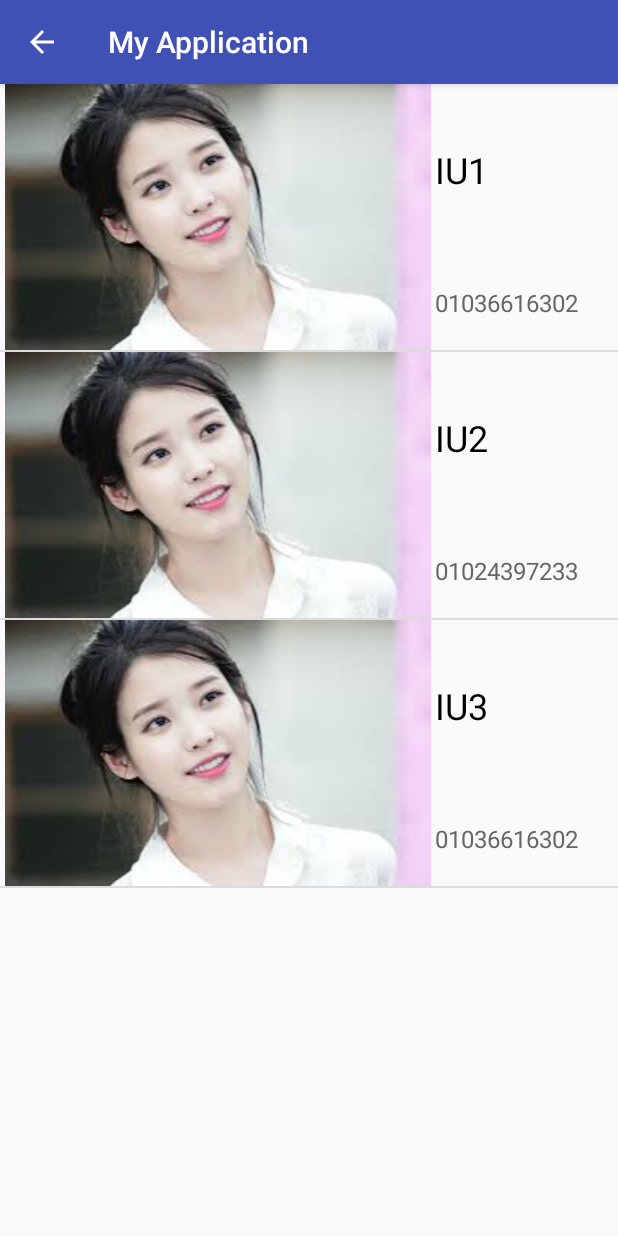
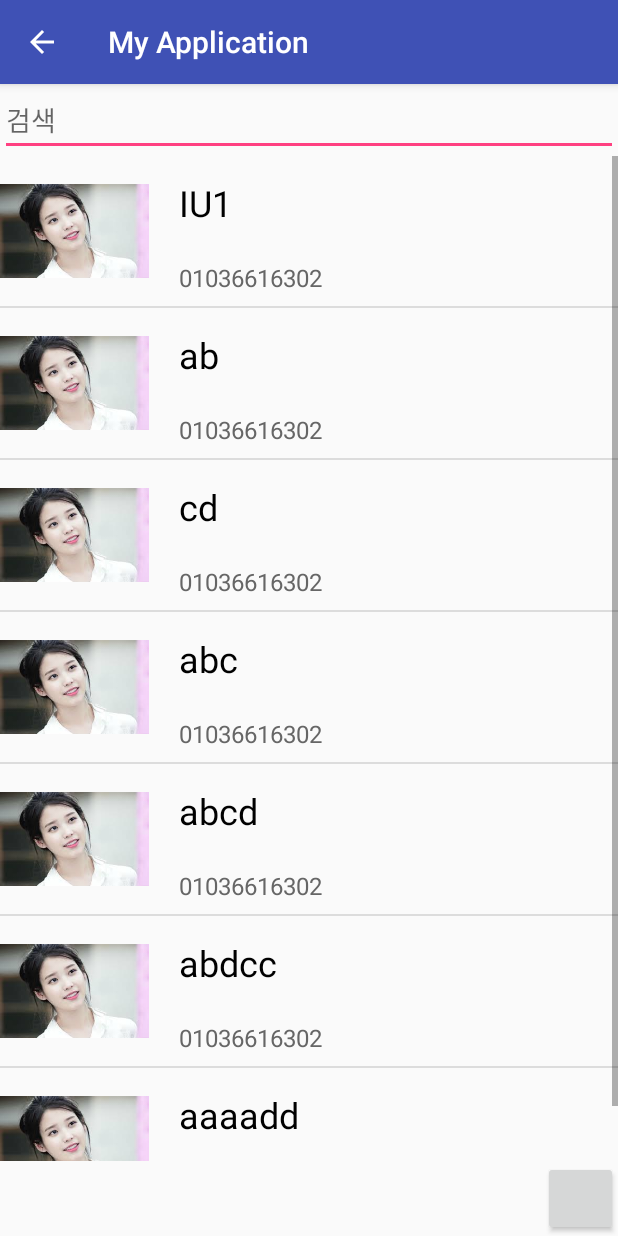
Before and after one commit to jaeyoung0909/CS496_project1, an Android app: the PhoneNumber screen opened directly, with no data from a screen before it, on a phone screen of 412 x 824 dp. Run offline under Robolectric (Android 15) with nearby library versions, the phone set to English and light mode, and no system bars.

Commit message:
jihoon's A part

```diff
--- a/ThreeTab/app/src/main/java/com/example/user/myapplication/ListViewAdapter.java
+++ b/ThreeTab/app/src/main/java/com/example/user/myapplication/ListViewAdapter.java
@@ -1,33 +1,45 @@
 package com.example.user.myapplication; /**
  * Created by user on 2017-12-26.
  */
-
 import android.content.Context;
 import android.graphics.drawable.Drawable;
+import android.renderscript.Sampler;
+import android.text.Layout;
 import android.view.LayoutInflater;
 import android.view.View;
 import android.view.ViewGroup;
 import android.widget.BaseAdapter;
 import android.widget.ImageView;
+import android.widget.ListView;
 import android.widget.TextView;
 
+import org.w3c.dom.Text;
+
 import java.util.ArrayList;
+import java.util.List;
 
 public class ListViewAdapter extends BaseAdapter {
-    private ArrayList<ListViewItem> listViewItemList = new ArrayList<ListViewItem>();
+    //private ArrayList<ListViewItem> listViewItemList = new ArrayList<ListViewItem>();
+    private LayoutInflater inflate; //
+    private ValueHolder viewHolder;
+    private List<ListViewItem> list;
+    private Context context;
 
     //ListviewAdapter의 생성자
-    public ListViewAdapter(){
-
+    public ListViewAdapter(List<ListViewItem> list, Context context){
+        //this.listViewItemList = listViewItemList; //
+        this.list = list;
+        this.context = context; //
+        this.inflate = LayoutInflater.from(context); //
     }
     @Override
     public int getCount() {
-        return listViewItemList.size();
+        return list.size();
     }
 
     @Override
     public Object getItem(int i) {
-        return listViewItemList.get(i);
+        return list.get(i);
     }
 
     @Override
@@ -37,13 +49,26 @@ public class ListViewAdapter extends BaseAdapter {
 
     @Override
     public View getView(int position, View convertView, ViewGroup parent) {
-        final int pos = position;
-        final Context context = parent.getContext();
+        //final Context context = parent.getContext();
         if(convertView==null){
-            LayoutInflater inflater = (LayoutInflater) context.getSystemService(Context.LAYOUT_INFLATER_SERVICE);
-            convertView = inflater.inflate(R.layout.listview_item, parent, false);
+            //LayoutInflater inflater = (LayoutInflater) context.getSystemService(Context.LAYOUT_INFLATER_SERVICE);
+            //convertView = inflater.inflate(R.layout.listview_item, parent, false);
+            convertView = inflate.inflate(R.layout.listview_item,null);
 
+            viewHolder = new ValueHolder();
+            viewHolder.icon = (ImageView) convertView.findViewById(R.id.imageview1);
+            viewHolder.title = (TextView) convertView.findViewById(R.id.textview1);
+            viewHolder.desc = (TextView) convertView.findViewById(R.id.textview2);
+
+            convertView.setTag(viewHolder);
+        }else{
+            viewHolder = (ValueHolder)convertView.getTag();
         }
+        ListViewItem listViewItem = list.get(position);
+        viewHolder.icon.setImageDrawable(listViewItem.getIcon());
+        viewHolder.title.setText(listViewItem.getTitle());
+        viewHolder.desc.setText(listViewItem.getDesc());
+/*
         ImageView iconImageView = (ImageView) convertView.findViewById(R.id.imageview1);
         TextView titleTextView = (TextView) convertView.findViewById(R.id.textview1);
         TextView descTextView = (TextView) convertView.findViewById(R.id.textview2);
@@ -53,16 +78,19 @@ public class ListViewAdapter extends BaseAdapter {
         iconImageView.setImageDrawable(listViewItem.getIcon());
         titleTextView.setText(listViewItem.getTitle());
         descTextView.setText(listViewItem.getDesc());
-
+*/
         return convertView;
-    }
+    }/*
     public void addItem(Drawable icon, String title, String desc){
         ListViewItem item = new ListViewItem();
-
         item.setIcon(icon);
         item.setTitle(title);
         item.setDesc(desc);
         listViewItemList.add(item);
+    }*/
+    static class ValueHolder{
+        ImageView icon;
+        TextView title;
+        TextView desc;
     }
-
 }
--- a/ThreeTab/app/src/main/java/com/example/user/myapplication/PhoneNumber.java
+++ b/ThreeTab/app/src/main/java/com/example/user/myapplication/PhoneNumber.java
@@ -1,47 +1,131 @@
 package com.example.user.myapplication;
 
+import android.app.Activity;
+import android.content.Context;
+import android.content.Intent;
+import android.content.SharedPreferences;
 import android.graphics.drawable.Drawable;
 import android.support.v4.content.ContextCompat;
 import android.support.v7.app.AppCompatActivity;
 import android.os.Bundle;
+import android.text.Editable;
+import android.text.TextWatcher;
 import android.view.View;
 import android.widget.AdapterView;
-import android.widget.ArrayAdapter;
+import android.widget.Button;
+import android.widget.EditText;
 import android.widget.ListView;
+import android.widget.TextView;
 
 import java.util.ArrayList;
 import java.util.List;
 
 public class PhoneNumber extends AppCompatActivity {
+    private ListViewAdapter adapter;
+    private ListView listview;
+    private List<ListViewItem> list;
+    private ArrayList<ListViewItem> arraylist;
+    private List<String> list1;
 
     @Override
     protected void onCreate(Bundle savedInstanceState) {
         super.onCreate(savedInstanceState);
         setContentView(R.layout.activity_phone_number);
-        /*ListView listview = (ListView)findViewById(R.id.listview1);
+        final EditText editSearch = (EditText) findViewById(R.id.editSearch);
+        listview = (ListView) findViewById(R.id.listview1);
+        list = new ArrayList<>();
+        /*SharedPreferences prefer = getSharedPreferences("loadphone",0);
+        String val1 = prefer.getString("name",null);
+        String val2 = prefer.getString("phone",null);
+        list.add(mlistview(ContextCompat.getDrawable(this, R.drawable.iu),val1,val2));
+        SharedPreferences.Editor editor = prefer.edit();
+        editor.clear();
+        editor.commit();*/
+        settingList();
 
-       List<String> list = new ArrayList<>();
-       ArrayAdapter<String> adapter = new ArrayAdapter<String>(this, android.R.layout.simple_list_item_1, list);
-       listview.setAdapter(adapter);*/
+        list1 = new ArrayList<>();
+        Button button = (Button) findViewById(R.id.diabutton);
 
-        ListView listview = (ListView) findViewById(R.id.listview1);
-        ListViewAdapter adapter = new ListViewAdapter();
+        button.setOnClickListener(new View.OnClickListener() {
+            @Override
+            public void onClick(View view) {
+                //커스텀 다이얼로그를 생성한다.
+                CustomDialog customDialog = new CustomDialog(PhoneNumber.this);
 
+                customDialog.callFunction(list1);
+            }
+        });
+
+        //복사
+        arraylist = new ArrayList<ListViewItem>();
+        arraylist.addAll(list);
+
+        adapter = new ListViewAdapter(list, this);
+        //리스트뷰에 adapter를 연결
         listview.setAdapter(adapter);
 
-        adapter.addItem(ContextCompat.getDrawable(this, R.drawable.iu),"IU1", "01036616302");
-        adapter.addItem(ContextCompat.getDrawable(this, R.drawable.iu),"IU2", "01024397233");
-        adapter.addItem(ContextCompat.getDrawable(this, R.drawable.iu),"IU3", "01036616302");
-
-        listview.setOnItemClickListener(new AdapterView.OnItemClickListener(){
+        //input창에 검색어를 입력시 이벤트 리스너 정의
+        editSearch.addTextChangedListener(new TextWatcher() {
             @Override
-            public void onItemClick(AdapterView parent, View v, int position, long id){
-                ListViewItem item = (ListViewItem) parent.getItemAtPosition(position);
-
-                String titlteStr = item.getTitle();
-                String descStr = item.getDesc();
-                Drawable icconDrawble = item.getIcon();
+            public void beforeTextChanged(CharSequence charSequence, int i, int i1, int i2) {
+            }
+            @Override
+            public void onTextChanged(CharSequence charSequence, int i, int i1, int i2) {
+            }
+            @Override
+            public void afterTextChanged(Editable editable) {
+                //input창에 입력할때마다 호출
+                //search메소드를 호출
+                String text = editSearch.getText().toString();
+                search(text);
             }
         });
+
+/*        listview.setOnItemClickListener(new AdapterView.OnItemClickListener() {
+            @Override
+            public void onItemClick(AdapterView<?> adapterView, View view, int i, long l) {
+                Intent intent = new Intent(getApplicationContext(),  phoneclicked.class);
+                //outExtra의 첫 값은 식별 태그, 뒤에는 다음 화면에 넘길 값
+                //intent.putExtra("profile", ContextCompat.getDrawable(this, R.drawable.iu));
+                intent.putExtra("name", list.get(i).getTitle());
+                intent.putExtra("number", list.get(i).getDesc());
+                startActivity(intent);
+            }
+        });*/
+    }
+
+    public void search(String charText){
+        list.clear();
+        if(charText.length()==0){
+            list.addAll(arraylist);
+        }
+        //문자 입력시
+        else{
+            //리스트의 모든 데이터를 검색
+            for(int i=0; i<arraylist.size(); i++){
+                if(arraylist.get(i).getTitle().toLowerCase().contains(charText)){
+                    list.add(arraylist.get(i));
+                }
+            }
+        }
+        //리스트 데이터가 변경-> adapter를 갱신하여 검색된 데이터를 화면에 보여준다.
+        adapter.notifyDataSetChanged();;
+    }
+
+    private void settingList(){
+        list.add(mlistview(ContextCompat.getDrawable(this, R.drawable.iu),"IU1", "01036616302"));
+        list.add(mlistview(ContextCompat.getDrawable(this, R.drawable.iu),"ab", "01036616302"));
+        list.add(mlistview(ContextCompat.getDrawable(this, R.drawable.iu),"cd", "01036616302"));
+        list.add(mlistview(ContextCompat.getDrawable(this, R.drawable.iu),"abc", "01036616302"));
+        list.add(mlistview(ContextCompat.getDrawable(this, R.drawable.iu),"abcd", "01036616302"));
+        list.add(mlistview(ContextCompat.getDrawable(this, R.drawable.iu),"abdcc", "01036616302"));
+        list.add(mlistview(ContextCompat.getDrawable(this, R.drawable.iu),"aaaadd", "01036616302"));
+    }
+    public ListViewItem mlistview(Drawable icon, String title, String desc){
+        ListViewItem item = new ListViewItem();
+        item.setIcon(icon);
+        item.setTitle(title);
+        item.setDesc(desc);
+        return item;
     }
 }
--- a/ThreeTab/app/src/main/res/layout/activity_phone_number.xml
+++ b/ThreeTab/app/src/main/res/layout/activity_phone_number.xml
@@ -6,11 +6,28 @@
     android:layout_height="match_parent"
     tools:context="com.example.user.myapplication.MainActivity">
 
-
-    <ListView
-        android:id="@+id/listview1"
+    <LinearLayout
         android:layout_width="match_parent"
         android:layout_height="match_parent"
-        ></ListView>
+        android:orientation="vertical">
+        <EditText
+            android:id="@+id/editSearch"
+            android:layout_width="match_parent"
+            android:layout_height="wrap_content"
+            android:hint="검색" />
+        <ListView
+            android:id="@+id/listview1"
+            android:layout_weight="1"
+            android:layout_width="match_parent"
+            android:layout_height="match_parent">
+        </ListView>
+        <Button
+            android:id="@+id/diabutton"
+            android:layout_width="50dp"
+            android:layout_height="50dp"
+            android:layout_gravity="right|center_vertical"
+            />
+    </LinearLayout>
+
 
 </android.support.constraint.ConstraintLayout>
--- a/ThreeTab/app/src/main/res/layout/listview_item.xml
+++ b/ThreeTab/app/src/main/res/layout/listview_item.xml
@@ -5,8 +5,8 @@
     android:layout_height="match_parent">
 
     <ImageView
-        android:layout_width="wrap_content"
-        android:layout_height="match_parent"
+        android:layout_width="50dp"
+        android:layout_height="100dp"
         android:id="@+id/imageview1"
         android:layout_weight="1"
         />
@@ -20,6 +20,7 @@
             android:layout_width="match_parent"
             android:layout_height="wrap_content"
             android:text="New Text"
+            android:paddingLeft="20dp"
             android:id="@+id/textview1"
             android:textSize="24dp"
             android:textColor="#000000"
@@ -29,6 +30,7 @@
             android:layout_width="match_parent"
             android:layout_height="wrap_content"
             android:text="New Text"
+            android:paddingLeft="20dp"
             android:id="@+id/textview2"
             android:textSize="16dp"
             android:textColor="#666666"
```
Also changed, not shown: ThreeTab/app/src/main/java/com/example/user/myapplication/CustomDialog.java (added, +70 -0 lines), ThreeTab/app/src/main/java/com/example/user/myapplication/MainActivity.java (+0 -7 lines), ThreeTab/app/src/main/res/layout/activity_main.xml (+11 -8 lines), ThreeTab/app/src/main/res/layout/custom_dialog.xml (added, +82 -0 lines).
